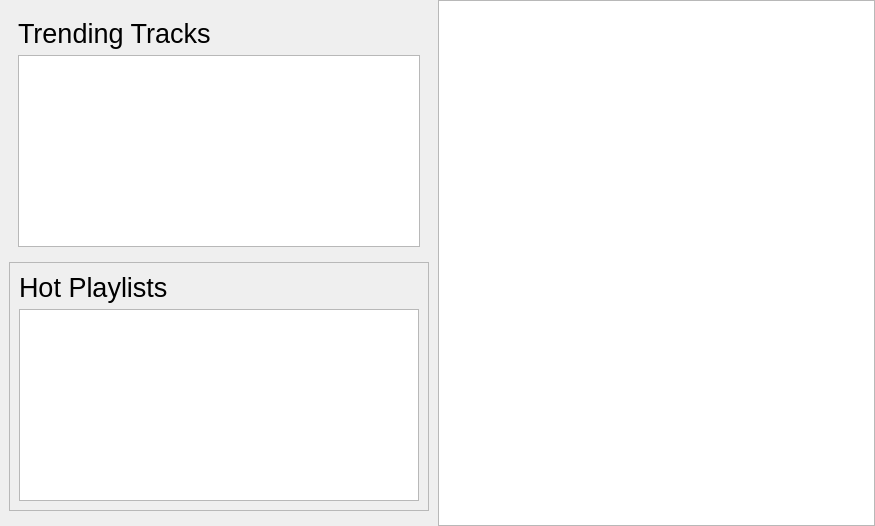
This is src/libtomahawk-widgets/NetworkActivityWidget.ui in tomahawk-player/tomahawk as Qt 5 draws it before an edit. The edited form follows.
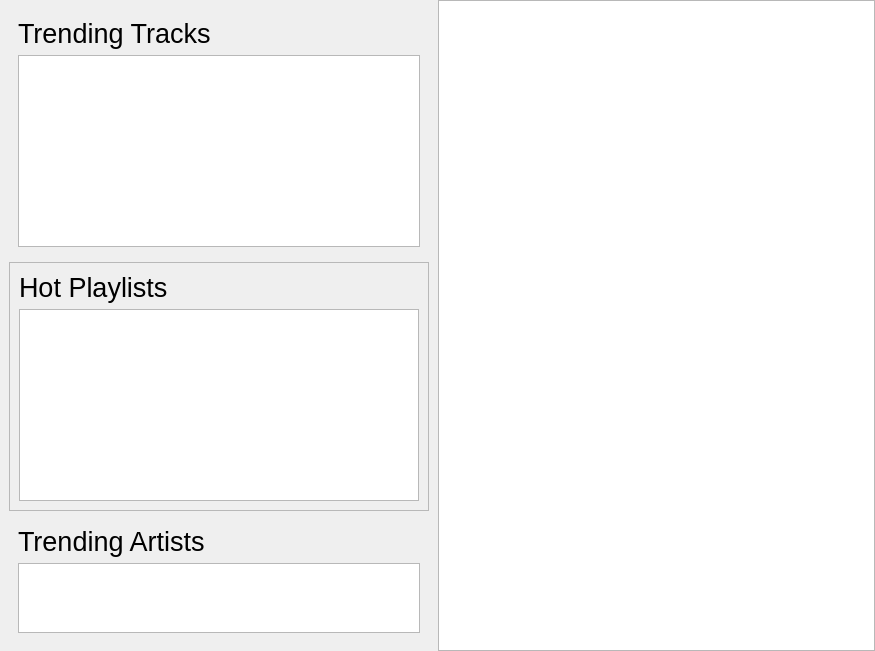
This is the edited form. Custom widgets are drawn as their Qt base class.

Commit message: Add Trending Artists to Network Activity

```diff
--- a/src/libtomahawk-widgets/NetworkActivityWidget.ui
+++ b/src/libtomahawk-widgets/NetworkActivityWidget.ui
@@ -99,6 +99,34 @@
         </layout>
        </widget>
       </item>
+      <item>
+       <widget class="QFrame" name="trendingArtistsFrame">
+        <layout class="QVBoxLayout" name="verticalLayout_5">
+         <item>
+          <widget class="QLabel" name="trendingArtistsLabel">
+           <property name="font">
+            <font>
+             <pointsize>20</pointsize>
+            </font>
+           </property>
+           <property name="text">
+            <string>Trending Artists</string>
+           </property>
+          </widget>
+         </item>
+         <item>
+          <widget class="GridView" name="trendingArtistsView">
+           <property name="minimumSize">
+            <size>
+             <width>320</width>
+             <height>0</height>
+            </size>
+           </property>
+          </widget>
+         </item>
+        </layout>
+       </widget>
+      </item>
       <item>
        <spacer name="verticalSpacer">
         <property name="orientation">
@@ -149,16 +177,21 @@
   </layout>
  </widget>
  <customwidgets>
+  <customwidget>
+   <class>PlaylistView</class>
+   <extends>QTreeView</extends>
+   <header location="global">playlist/PlaylistView.h</header>
+  </customwidget>
+  <customwidget>
+   <class>GridView</class>
+   <extends>QListView</extends>
+   <header location="global">playlist/GridView.h</header>
+  </customwidget>
   <customwidget>
    <class>Tomahawk::Widgets::PlaylistWidget</class>
    <extends>QListWidget</extends>
    <header>PlaylistWidget.h</header>
   </customwidget>
-  <customwidget>
-   <class>PlaylistView</class>
-   <extends>QTreeView</extends>
-   <header>playlist/PlaylistView.h</header>
-  </customwidget>
   <customwidget>
    <class>Tomahawk::Breadcrumb</class>
    <extends>QWidget</extends>
```
The commit also changes 12 other files.
